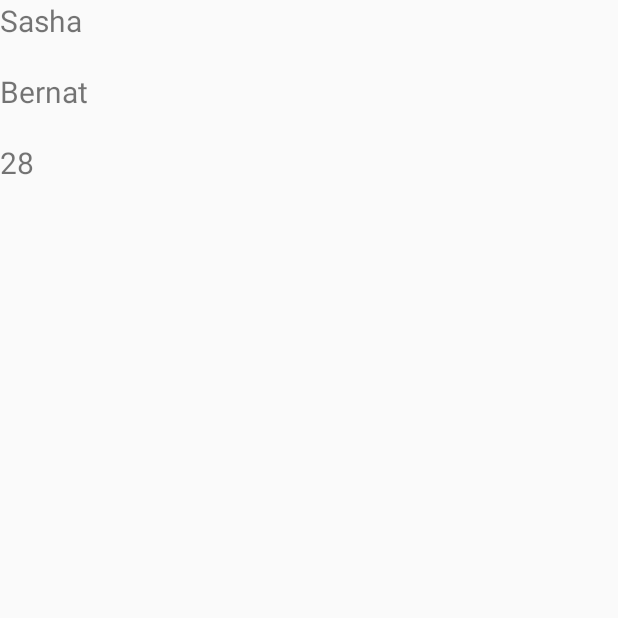
After one commit to bernatik/Homework, an Android app: the Classwork9Activity screen opened directly, with no data from a screen before it, on a phone screen of 412 x 824 dp, the top half of it. The commit adds this screen. Run offline under Robolectric (Android 15) with nearby library versions, the phone set to English and light mode, and no system bars; our stand-ins replace data binding; libraries missing offline, so code that uses them is left out: java.lang.

Commit message:
Add Classwork 9

```diff
--- /dev/null
+++ b/domain/src/main/java/com/alexbernat/domain/entity/Profile.java
@@ -0,0 +1,35 @@
+package com.alexbernat.domain.entity;
+
+/**
+ * Created by Александр on 11.08.2017.
+ */
+public class Profile {
+
+    private String name;
+    private String surname;
+    private int age;
+
+    public String getName() {
+        return name;
+    }
+
+    public void setName(String name) {
+        this.name = name;
+    }
+
+    public String getSurname() {
+        return surname;
+    }
+
+    public void setSurname(String surname) {
+        this.surname = surname;
+    }
+
+    public int getAge() {
+        return age;
+    }
+
+    public void setAge(int age) {
+        this.age = age;
+    }
+}
--- /dev/null
+++ b/domain/src/main/java/com/alexbernat/domain/entity/ProfileId.java
@@ -0,0 +1,17 @@
+package com.alexbernat.domain.entity;
+
+/**
+ * Created by Александр on 11.08.2017.
+ */
+public class ProfileId {
+
+    private String id;
+
+    public String getId() {
+        return id;
+    }
+
+    public void setId(String id) {
+        this.id = id;
+    }
+}
--- /dev/null
+++ b/domain/src/main/java/com/alexbernat/domain/interaction/ProfileUseCase.java
@@ -0,0 +1,22 @@
+package com.alexbernat.domain.interaction;
+
+import com.alexbernat.domain.entity.Profile;
+import com.alexbernat.domain.entity.ProfileId;
+import com.alexbernat.domain.interaction.base.UseCase;
+
+/**
+ * Created by Александр on 11.08.2017.
+ */
+public class ProfileUseCase extends UseCase<ProfileId, Profile> {
+
+    @Override
+    protected Profile buildUseCase() {
+
+        Profile profile = new Profile();
+        profile.setAge(28);
+        profile.setName("Sasha");
+        profile.setSurname("Bernat");
+
+        return profile;
+    }
+}
--- /dev/null
+++ b/domain/src/main/java/com/alexbernat/domain/interaction/base/UseCase.java
@@ -0,0 +1,15 @@
+package com.alexbernat.domain.interaction.base;
+
+/**
+ * Created by Александр on 11.08.2017.
+ */
+public abstract class UseCase<InParam, OutParam> {
+
+    abstract protected OutParam buildUseCase();
+
+    public OutParam execute(InParam param){
+        return buildUseCase();
+    }
+
+
+}
--- /dev/null
+++ b/domain/src/main/res/values/strings.xml
@@ -0,0 +1,3 @@
+<resources>
+    <string name="app_name">domain</string>
+</resources>
--- a/presentation/build.gradle
+++ b/presentation/build.gradle
@@ -48,8 +48,8 @@ dependencies {
         exclude group: 'com.android.support', module: 'support-annotations'
     })
 
-    compile 'com.android.support:appcompat-v7:25.3.1'
-    compile 'com.android.support:support-v4:25.3.1'
+
+    compile project(path: ':domain')
     compile 'com.android.support:appcompat-v7:25.3.1'
     compile 'com.android.support:support-v4:25.3.1'
     compile 'com.android.support.constraint:constraint-layout:1.0.2'
--- a/presentation/src/main/AndroidManifest.xml
+++ b/presentation/src/main/AndroidManifest.xml
@@ -41,8 +41,8 @@
         <activity android:name="com.alexbernat.homework6.Homework6Activity"/>
         <activity android:name="com.alexbernat.classwork7.Classwork7Activity"/>
         <activity android:name="com.alexbernat.homework7.Homework7Activity"/>
-        <activity android:name="com.alexbernat.classwork8.Classwork8Activity">
-        </activity>
+        <activity android:name="com.alexbernat.classwork8.Classwork8Activity"/>
+        <activity android:name="com.alexbernat.classwork9.Classwork9Activity"/>
     </application>
 
 </manifest>
--- /dev/null
+++ b/presentation/src/main/java/com/alexbernat/classwork9/Classwork9Activity.java
@@ -0,0 +1,25 @@
+package com.alexbernat.classwork9;
+
+import android.databinding.DataBindingUtil;
+import android.os.Bundle;
+
+import com.alexbernat.base.BaseActivity;
+import com.alexbernat.homework.R;
+import com.alexbernat.homework.databinding.ActivityClasswork9Binding;
+
+public class Classwork9Activity extends BaseActivity {
+
+    @Override
+    protected void onCreate(Bundle savedInstanceState) {
+
+        Classwork9ViewModel viewModel = new Classwork9ViewModel(this);
+        this.viewModel = viewModel;
+
+        ActivityClasswork9Binding binding =
+                DataBindingUtil.setContentView(this, R.layout.activity_classwork9);
+
+        binding.setViewModel(viewModel);
+
+        super.onCreate(savedInstanceState);
+    }
+}
--- /dev/null
+++ b/presentation/src/main/java/com/alexbernat/classwork9/Classwork9ViewModel.java
@@ -0,0 +1,61 @@
+package com.alexbernat.classwork9;
+
+import android.app.Activity;
+import android.databinding.ObservableField;
+import android.databinding.ObservableInt;
+
+import com.alexbernat.base.BaseViewModel;
+import com.alexbernat.domain.entity.Profile;
+import com.alexbernat.domain.entity.ProfileId;
+import com.alexbernat.domain.interaction.ProfileUseCase;
+
+/**
+ * Created by Александр on 11.08.2017.
+ */
+public class Classwork9ViewModel implements BaseViewModel {
+
+    public enum STATE {PROGRESS, DATA}
+
+    public ObservableField<String> name = new ObservableField<>("Hello");
+    public ObservableField<String> surname = new ObservableField<>("Hello");
+    public ObservableInt age = new ObservableInt(28);
+
+    public ObservableField<STATE> state = new ObservableField<>(STATE.PROGRESS);
+
+    public Activity activity;
+
+    private ProfileUseCase useCase = new ProfileUseCase();
+
+    public Classwork9ViewModel(Activity activity) {
+        this.activity = activity;
+    }
+
+    @Override
+    public void init() {
+
+    }
+
+    @Override
+    public void release() {
+
+    }
+
+    @Override
+    public void resume() {
+        ProfileId profileId = new ProfileId();
+        profileId.setId("123");
+        Profile profile = useCase.execute(profileId);
+
+        name.set(profile.getName());
+        surname.set(profile.getSurname());
+        age.set(profile.getAge());
+
+        state.set(STATE.DATA);
+    }
+
+    @Override
+    public void pause() {
+
+    }
+
+}
--- a/presentation/src/main/java/com/alexbernat/main/MainActivity.java
+++ b/presentation/src/main/java/com/alexbernat/main/MainActivity.java
@@ -7,7 +7,7 @@ import android.support.annotation.Nullable;
 import android.view.View;
 import android.widget.Button;
 
-import com.alexbernat.classwork8.Classwork8Activity;
+import com.alexbernat.classwork9.Classwork9Activity;
 import com.alexbernat.homework.R;
 import com.alexbernat.homework1.Homework1Activity;
 import com.alexbernat.homework2.Homework2Activity;
@@ -32,7 +32,7 @@ public class MainActivity extends Activity {
         btnClasswork.setOnClickListener(new View.OnClickListener() {
             @Override
             public void onClick(View v) {
-                startActivity(new Intent(MainActivity.this, Classwork8Activity.class));
+                startActivity(new Intent(MainActivity.this, Classwork9Activity.class));
             }
         });
 
--- /dev/null
+++ b/presentation/src/main/res/layout/activity_classwork9.xml
@@ -0,0 +1,51 @@
+<?xml version="1.0" encoding="utf-8"?>
+<layout xmlns:android="http://schemas.android.com/apk/res/android">
+
+    <data>
+
+        <import type="java.lang.String"/>
+
+        <import type="com.alexbernat.classwork9.Classwork9ViewModel.STATE"/>
+
+        <import type="android.view.View"/>
+
+        <variable
+            name="viewModel"
+            type="com.alexbernat.classwork9.Classwork9ViewModel"/>
+    </data>
+
+    <LinearLayout
+        android:layout_width="match_parent"
+        android:layout_height="match_parent"
+        android:orientation="vertical">
+
+        <TextView
+            android:layout_width="wrap_content"
+            android:layout_height="wrap_content"
+            android:text="@{viewModel.name}"
+            android:textSize="20sp"
+            android:visibility="@{viewModel.state == STATE.DATA ? View.VISIBLE : View.GONE}"/>
+
+        <TextView
+            android:layout_width="wrap_content"
+            android:layout_height="wrap_content"
+            android:layout_marginTop="20dp"
+            android:text="@{viewModel.surname}"
+            android:textSize="20sp"
+            android:visibility="@{viewModel.state == STATE.DATA ? View.VISIBLE : View.GONE}"/>
+
+        <TextView
+            android:layout_width="wrap_content"
+            android:layout_height="wrap_content"
+            android:layout_marginTop="20dp"
+            android:text="@{String.valueOf(viewModel.age)}"
+            android:textSize="20sp"
+            android:visibility="@{viewModel.state == STATE.DATA ? View.VISIBLE : View.GONE}"/>
+
+        <ProgressBar
+            android:layout_width="wrap_content"
+            android:layout_height="wrap_content"
+            android:visibility="@{viewModel.state == STATE.PROGRESS ? View.VISIBLE : View.GONE}"/>
+
+    </LinearLayout>
+</layout>
--- a/presentation/src/main/res/values/strings.xml
+++ b/presentation/src/main/res/values/strings.xml
@@ -2,14 +2,14 @@
     <string name="app_name">Android Development</string>
 
     <!-- Strings for Main Activity -->
-    <string name="button_classwork">Recent Classwork</string>
+    <string name="button_classwork">Recent Classwork (9)</string>
     <string name="button_homework1">Homework 1</string>
     <string name="button_homework2">Homework 2</string>
     <string name="button_homework3">Homework 3</string>
     <string name="button_homework4">Homework 4</string>
     <string name="button_homework5">Homework 5</string>
     <string name="button_homework6">Homework 6</string>
-    <string name="button_homework7">Homework 7 (UC)</string>
+    <string name="button_homework7">Homework 7</string>
 
     <!-- Strings for Homework 1 -->
     <string name="button_change">Change text</string>
--- a/settings.gradle
+++ b/settings.gradle
@@ -1 +1 @@
-include ':presentation'
+include ':presentation', ':domain'
```
Also changed, not shown: domain/build.gradle (added, +24 -0 lines), domain/src/main/AndroidManifest.xml (added, +11 -0 lines), 2 other files.
